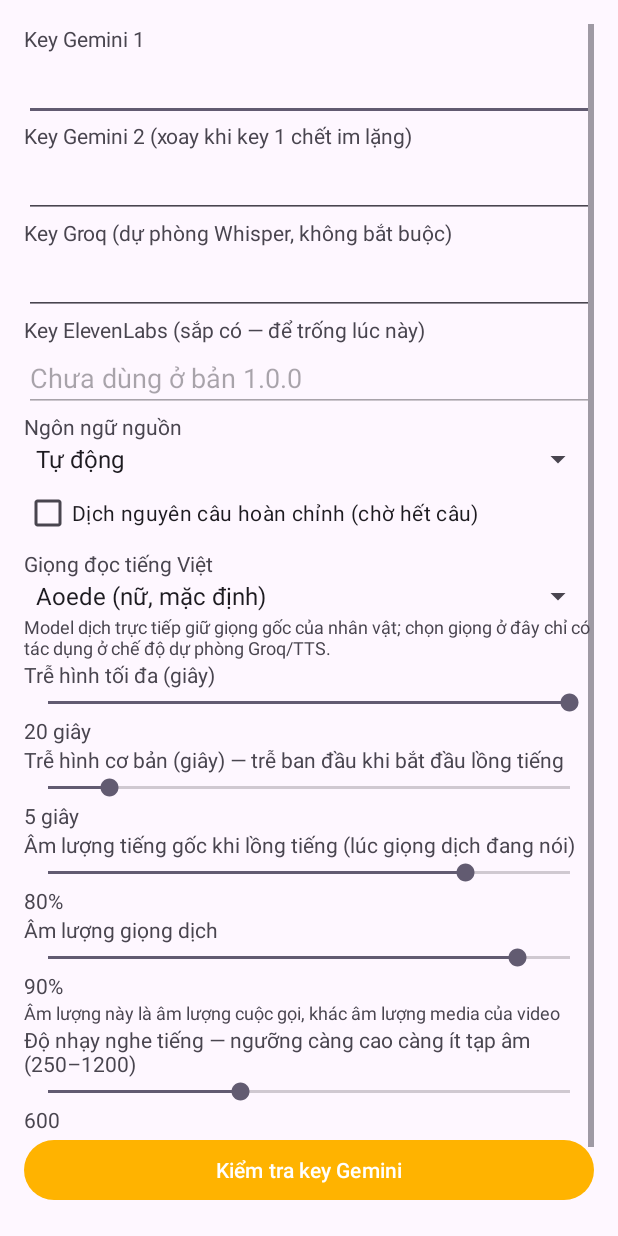
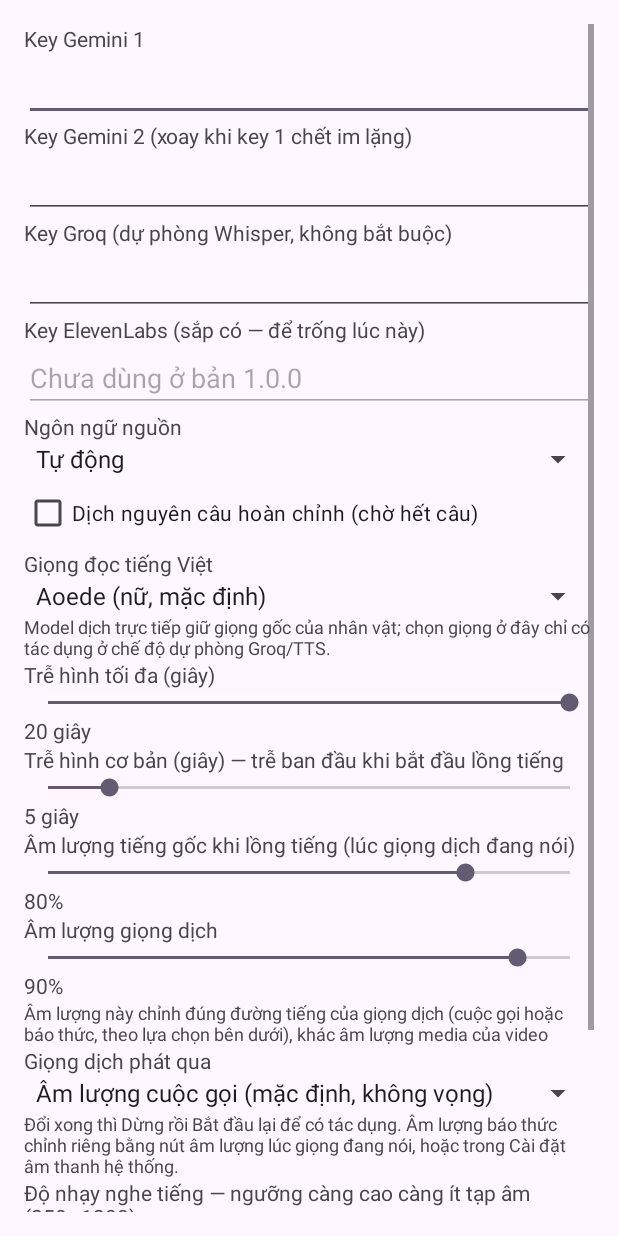
Before and after one commit to kenj71737-afk/b8, an Android app: the screen it shows after launch (SettingsActivity), after a tap on "Bắt đầu lồng tiếng", on a phone screen of 412 x 824 dp. Run offline under Robolectric (Android 15) with nearby library versions, the phone set to English and light mode, and no system bars.

Commit message:
DubLive v1.0.7: louder dub voice - LoudnessEnhancer + alarm-stream output option

```diff
--- a/app/src/main/java/com/dublive/live/Prefs.kt
+++ b/app/src/main/java/com/dublive/live/Prefs.kt
@@ -22,6 +22,16 @@ object Prefs {
     const val KEY_BASE_DELAY_SEC = "base_delay_sec"
     const val KEY_ORIGINAL_VOLUME = "original_volume_pct"
     const val KEY_DUB_VOLUME = "dub_volume_pct"
+    /** v1.0.7 — "Giọng dịch phát qua": "call" (default) or "alarm". */
+    const val KEY_DUB_OUTPUT = "dub_output"
+
+    /** Display name to dub-output value. Alarm is louder than the call
+     * stream on the user's phone, and still echo-free: capture only
+     * matches USAGE_MEDIA + USAGE_GAME, never USAGE_ALARM. */
+    val DUB_OUTPUTS = linkedMapOf(
+        "Âm lượng cuộc gọi (mặc định, không vọng)" to "call",
+        "Âm lượng báo thức (to hơn, không vọng)" to "alarm"
+    )
     const val KEY_VAD_THRESHOLD = "vad_threshold"
     const val KEY_SHARE_TIP_SHOWN = "share_tip_shown"
 
@@ -120,6 +130,18 @@ object Prefs {
         return pct.coerceIn(0, 100)
     }
 
+    /** v1.0.7 — true when the dub voice should play on the alarm
+     * stream instead of the call stream. Applies from the next dub
+     * session (VoicePlayer reads it when the track is created). */
+    fun dubOutputAlarm(context: Context): Boolean =
+        prefs(context).getString(KEY_DUB_OUTPUT, "call").orEmpty() == "alarm"
+
+    fun dubOutputLabel(context: Context): String {
+        val value = prefs(context).getString(KEY_DUB_OUTPUT, "call").orEmpty()
+        return DUB_OUTPUTS.entries.firstOrNull { it.value == value }?.key
+            ?: DUB_OUTPUTS.keys.first()
+    }
+
     /**
      * v1.0.5 — VAD energy (RMS) threshold. Default 600, same as ALDA.
      * v1.0.4 used a hard-coded 250, far below the real RMS of a loud
--- a/app/src/main/java/com/dublive/live/SettingsActivity.kt
+++ b/app/src/main/java/com/dublive/live/SettingsActivity.kt
@@ -45,6 +45,8 @@ class SettingsActivity : AppCompatActivity() {
     private lateinit var originalVolumeLabel: TextView
     private lateinit var dubVolumeSeek: SeekBar
     private lateinit var dubVolumeLabel: TextView
+    /** v1.0.7 — dub voice output stream: call (default) or alarm. */
+    private lateinit var dubOutputSpinner: Spinner
     private lateinit var vadThresholdSeek: SeekBar
     private lateinit var vadThresholdLabel: TextView
     private lateinit var testKeyResult: TextView
@@ -71,6 +73,7 @@ class SettingsActivity : AppCompatActivity() {
         originalVolumeLabel = findViewById(R.id.originalVolumeLabel)
         dubVolumeSeek = findViewById(R.id.dubVolumeSeek)
         dubVolumeLabel = findViewById(R.id.dubVolumeLabel)
+        dubOutputSpinner = findViewById(R.id.dubOutputSpinner)
         vadThresholdSeek = findViewById(R.id.vadThresholdSeek)
         vadThresholdLabel = findViewById(R.id.vadThresholdLabel)
         testKeyResult = findViewById(R.id.testKeyResult)
@@ -97,6 +100,18 @@ class SettingsActivity : AppCompatActivity() {
             .firstOrNull { it.value == Prefs.voiceName(this) }?.key
             ?: Prefs.VOICES.keys.first()
         voiceSpinner.setSelection(Prefs.VOICES.keys.indexOf(voiceLabel).coerceAtLeast(0))
+
+        // v1.0.7 — dub voice output stream: call (default, quiet on this
+        // phone even at max) or alarm (louder, still echo-free because
+        // capture only matches MEDIA + GAME). Applies from the next dub
+        // session — VoicePlayer reads it when the track is created.
+        dubOutputSpinner.adapter = ArrayAdapter(
+            this, android.R.layout.simple_spinner_item,
+            Prefs.DUB_OUTPUTS.keys.toList()
+        ).apply { setDropDownViewResource(android.R.layout.simple_spinner_dropdown_item) }
+        dubOutputSpinner.setSelection(
+            Prefs.DUB_OUTPUTS.keys.indexOf(Prefs.dubOutputLabel(this)).coerceAtLeast(0)
+        )
 
         val initialDelay = (Prefs.maxDelayMs(this) / 1000).toInt()
         maxDelaySeek.progress = (initialDelay - 3).coerceIn(0, 17)
@@ -181,6 +196,7 @@ class SettingsActivity : AppCompatActivity() {
     private fun save() {
         val langLabel = sourceLangSpinner.selectedItem as String
         val voiceLabel = voiceSpinner.selectedItem as String
+        val outputLabel = dubOutputSpinner.selectedItem as String
         Prefs.prefs(this).edit()
             .putString(Prefs.KEY_GEMINI_1, key1Input.text.toString().trim())
             .putString(Prefs.KEY_GEMINI_2, key2Input.text.toString().trim())
@@ -188,6 +204,7 @@ class SettingsActivity : AppCompatActivity() {
             .putString(Prefs.KEY_SOURCE_LANG, Prefs.SOURCE_LANGS[langLabel] ?: "auto")
             .putBoolean(Prefs.KEY_WHOLE_SENTENCE, wholeSentenceCheck.isChecked)
             .putString(Prefs.KEY_VOICE, Prefs.VOICES[voiceLabel] ?: "Aoede")
+            .putString(Prefs.KEY_DUB_OUTPUT, Prefs.DUB_OUTPUTS[outputLabel] ?: "call")
             .putInt(Prefs.KEY_MAX_DELAY_SEC, maxDelaySeek.progress + 3)
             .putInt(Prefs.KEY_BASE_DELAY_SEC, baseDelaySeek.progress + 3)
             .putInt(Prefs.KEY_ORIGINAL_VOLUME, originalVolumeSeek.progress.coerceIn(0, 100))
--- a/app/src/main/res/layout/activity_settings.xml
+++ b/app/src/main/res/layout/activity_settings.xml
@@ -77,6 +77,13 @@
             android:text="@string/settings_dub_volume_note" android:textSize="12sp" />
 
         <TextView android:layout_width="wrap_content" android:layout_height="wrap_content"
+            android:text="@string/settings_dub_output" />
+        <Spinner android:id="@+id/dubOutputSpinner" android:layout_width="match_parent"
+            android:layout_height="wrap_content" />
+        <TextView android:layout_width="wrap_content" android:layout_height="wrap_content"
+            android:text="@string/settings_dub_output_note" android:textSize="12sp" />
+
+        <TextView android:layout_width="wrap_content" android:layout_height="wrap_content"
             android:text="@string/settings_vad_threshold" />
         <SeekBar android:id="@+id/vadThresholdSeek" android:layout_width="match_parent"
             android:layout_height="wrap_content" android:max="950" android:progress="350" />
--- a/app/src/main/res/values/strings.xml
+++ b/app/src/main/res/values/strings.xml
@@ -53,7 +53,9 @@
     <string name="subtitle_show">Hiện phụ đề</string>
     <string name="settings_original_volume">Âm lượng tiếng gốc khi lồng tiếng (lúc giọng dịch đang nói)</string>
     <string name="settings_dub_volume">Âm lượng giọng dịch</string>
-    <string name="settings_dub_volume_note">Âm lượng này là âm lượng cuộc gọi, khác âm lượng media của video</string>
+    <string name="settings_dub_volume_note">Âm lượng này chỉnh đúng đường tiếng của giọng dịch (cuộc gọi hoặc báo thức, theo lựa chọn bên dưới), khác âm lượng media của video</string>
+    <string name="settings_dub_output">Giọng dịch phát qua</string>
+    <string name="settings_dub_output_note">Đổi xong thì Dừng rồi Bắt đầu lại để có tác dụng. Âm lượng báo thức chỉnh riêng bằng nút âm lượng lúc giọng đang nói, hoặc trong Cài đặt âm thanh hệ thống.</string>
     <string name="call_volume_hint">Giọng dịch dùng âm lượng cuộc gọi: lúc giọng đang nói, bấm nút tăng âm lượng trên điện thoại để tăng riêng giọng dịch</string>
     <string name="settings_vad_threshold">Độ nhạy nghe tiếng — ngưỡng càng cao càng ít tạp âm (250–1200)</string>
     <string name="live_errors_title">Nhật ký lỗi Live (8 lỗi gần nhất)</string>
```
Also changed, not shown: app/src/main/java/com/dublive/live/VoicePlayer.kt (+80 -7 lines).
